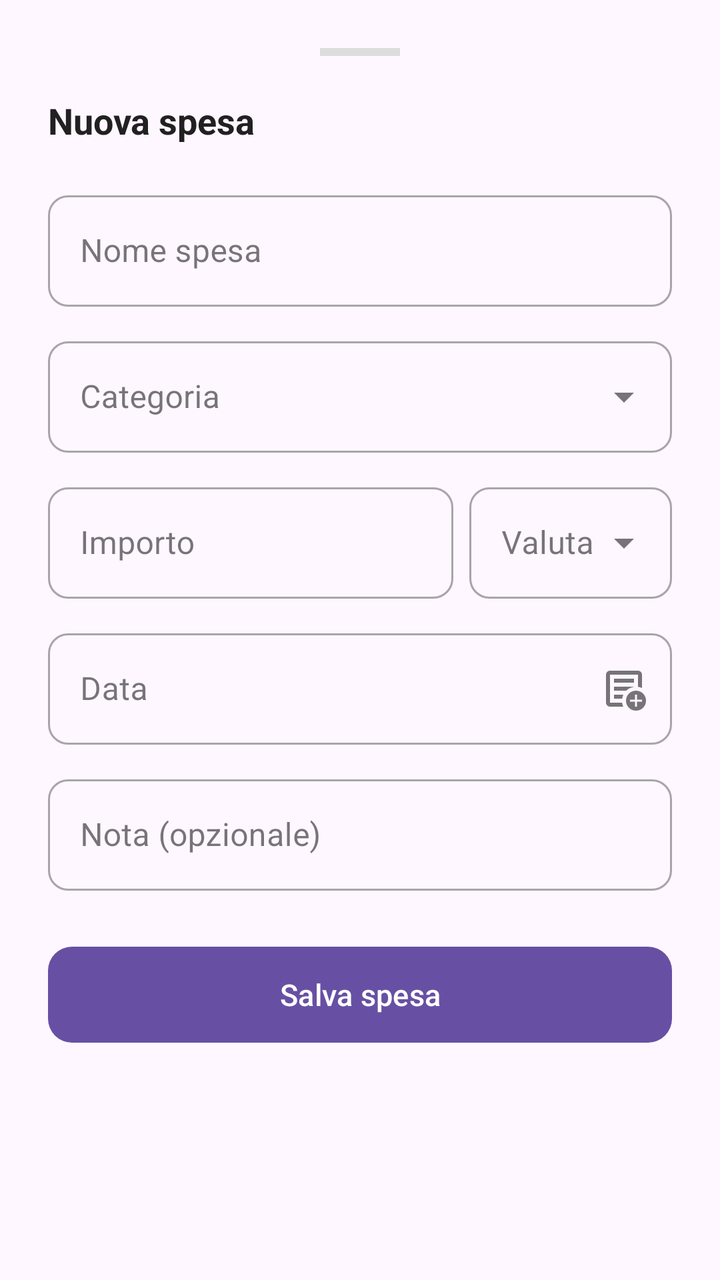
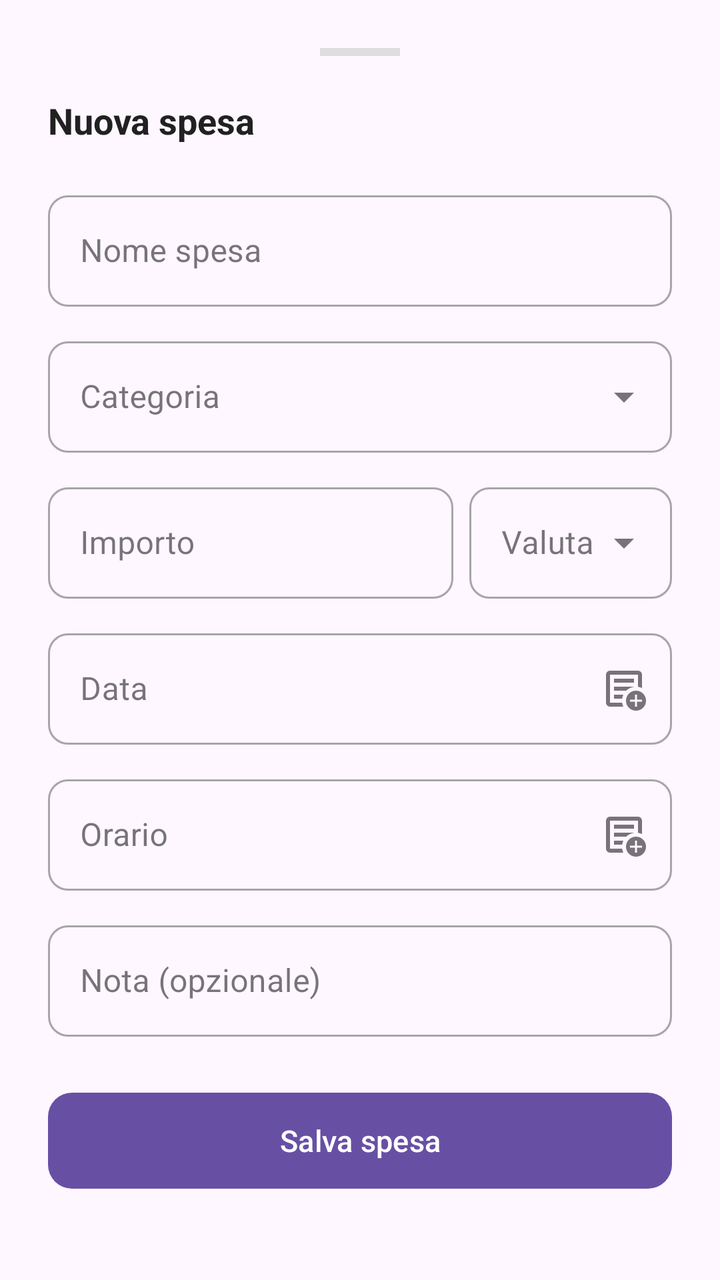

The first picture is an Android layout as it rendered before a commit; the second is the same layout after the commit. The layout source and the unified diff follow.
<!-- AndroidManifest.xml: application theme Theme.Progetto_mobile -->
<!-- res/layout/bottom_sheet_expense_form.xml -->
<?xml version="1.0" encoding="utf-8"?>
<ScrollView
    xmlns:android="http://schemas.android.com/apk/res/android"
    xmlns:app="http://schemas.android.com/apk/res-auto"
    android:layout_width="match_parent"
    android:layout_height="wrap_content">

    <LinearLayout
        android:layout_width="match_parent"
        android:layout_height="wrap_content"
        android:orientation="vertical"
        android:padding="24dp">

        
        <View
            android:layout_width="40dp"
            android:layout_height="4dp"
            android:layout_gravity="center_horizontal"
            android:layout_marginBottom="20dp"
            android:background="#DDDDDD" />

        <TextView
            android:layout_width="wrap_content"
            android:layout_height="wrap_content"
            android:layout_marginBottom="20dp"
            android:text="Nuova spesa"
            android:textColor="#212121"
            android:textSize="18sp"
            android:textStyle="bold" />

        
        <com.google.android.material.textfield.TextInputLayout
            android:id="@+id/til_name"
            android:layout_width="match_parent"
            android:layout_height="wrap_content"
            android:layout_marginBottom="12dp"
            android:hint="Nome spesa"
            app:boxCornerRadiusBottomEnd="10dp"
            app:boxCornerRadiusBottomStart="10dp"
            app:boxCornerRadiusTopEnd="10dp"
            app:boxCornerRadiusTopStart="10dp"
            style="@style/Widget.MaterialComponents.TextInputLayout.OutlinedBox">

            <com.google.android.material.textfield.TextInputEditText
                android:id="@+id/et_name"
                android:layout_width="match_parent"
                android:layout_height="wrap_content"
                android:inputType="textCapSentences" />

        </com.google.android.material.textfield.TextInputLayout>

        
        <com.google.android.material.textfield.TextInputLayout
            android:id="@+id/til_category"
            android:layout_width="match_parent"
            android:layout_height="wrap_content"
            android:layout_marginBottom="12dp"
            android:hint="Categoria"
            app:boxCornerRadiusBottomEnd="10dp"
            app:boxCornerRadiusBottomStart="10dp"
            app:boxCornerRadiusTopEnd="10dp"
            app:boxCornerRadiusTopStart="10dp"
            style="@style/Widget.MaterialComponents.TextInputLayout.OutlinedBox.ExposedDropdownMenu">

            <AutoCompleteTextView
                android:id="@+id/acv_category"
                android:layout_width="match_parent"
                android:layout_height="wrap_content"
                android:focusable="false"
                android:inputType="none" />

        </com.google.android.material.textfield.TextInputLayout>

        
        <LinearLayout
            android:layout_width="match_parent"
            android:layout_height="wrap_content"
            android:orientation="horizontal"
            android:layout_marginBottom="12dp">

            <com.google.android.material.textfield.TextInputLayout
                android:id="@+id/til_amount"
                android:layout_width="0dp"
                android:layout_height="wrap_content"
                android:layout_weight="2"
                android:layout_marginEnd="8dp"
                android:hint="Importo"
                app:boxCornerRadiusBottomEnd="10dp"
                app:boxCornerRadiusBottomStart="10dp"
                app:boxCornerRadiusTopEnd="10dp"
                app:boxCornerRadiusTopStart="10dp"
                style="@style/Widget.MaterialComponents.TextInputLayout.OutlinedBox">

                <com.google.android.material.textfield.TextInputEditText
                    android:id="@+id/et_amount"
                    android:layout_width="match_parent"
                    android:layout_height="wrap_content"
                    android:inputType="numberDecimal" />

            </com.google.android.material.textfield.TextInputLayout>

            
            <com.google.android.material.textfield.TextInputLayout
                android:id="@+id/til_currency"
                android:layout_width="0dp"
                android:layout_height="wrap_content"
                android:layout_weight="1"
                android:hint="Valuta"
                app:boxCornerRadiusBottomEnd="10dp"
                app:boxCornerRadiusBottomStart="10dp"
                app:boxCornerRadiusTopEnd="10dp"
                app:boxCornerRadiusTopStart="10dp"
                style="@style/Widget.MaterialComponents.TextInputLayout.OutlinedBox.ExposedDropdownMenu">

                <AutoCompleteTextView
                    android:id="@+id/acv_currency"
                    android:layout_width="match_parent"
                    android:layout_height="wrap_content"
                    android:focusable="false"
                    android:inputType="none" />

            </com.google.android.material.textfield.TextInputLayout>

        </LinearLayout>

        
        <com.google.android.material.textfield.TextInputLayout
            android:id="@+id/til_date"
            android:layout_width="match_parent"
            android:layout_height="wrap_content"
            android:layout_marginBottom="12dp"
            android:hint="Data"
            app:endIconMode="custom"
            app:endIconDrawable="@drawable/ic_history"
            app:boxCornerRadiusBottomEnd="10dp"
            app:boxCornerRadiusBottomStart="10dp"
            app:boxCornerRadiusTopEnd="10dp"
            app:boxCornerRadiusTopStart="10dp"
            style="@style/Widget.MaterialComponents.TextInputLayout.OutlinedBox">

            <com.google.android.material.textfield.TextInputEditText
                android:id="@+id/et_date"
                android:layout_width="match_parent"
                android:layout_height="wrap_content"
                android:focusable="false"
                android:inputType="none" />

        </com.google.android.material.textfield.TextInputLayout>

        
        <com.google.android.material.textfield.TextInputLayout
            android:id="@+id/til_note"
            android:layout_width="match_parent"
            android:layout_height="wrap_content"
            android:layout_marginBottom="24dp"
            android:hint="Nota (opzionale)"
            app:boxCornerRadiusBottomEnd="10dp"
            app:boxCornerRadiusBottomStart="10dp"
            app:boxCornerRadiusTopEnd="10dp"
            app:boxCornerRadiusTopStart="10dp"
            style="@style/Widget.MaterialComponents.TextInputLayout.OutlinedBox">

            <com.google.android.material.textfield.TextInputEditText
                android:id="@+id/et_note"
                android:layout_width="match_parent"
                android:layout_height="wrap_content"
                android:inputType="textCapSentences" />

        </com.google.android.material.textfield.TextInputLayout>

        
        <com.google.android.material.button.MaterialButton
            android:id="@+id/btn_save"
            android:layout_width="match_parent"
            android:layout_height="56dp"
            android:text="Salva spesa"
            android:textSize="15sp"
            app:cornerRadius="12dp" />

    </LinearLayout>
</ScrollView>
<!-- resources referenced by this layout -->
<resources>
  <!-- drawable ic_history (drawable) -->
  <vector xmlns:android="http://schemas.android.com/apk/res/android" android:height="24dp" android:tint="#000000" android:viewportHeight="960" android:viewportWidth="960" android:width="24dp">
        
      <path android:fillColor="@android:color/white" android:pathData="M200,840Q167,840 143.5,816.5Q120,793 120,760L120,200Q120,167 143.5,143.5Q167,120 200,120L760,120Q793,120 816.5,143.5Q840,167 840,200L840,468Q821,459 801,452.5Q781,446 760,443L760,200Q760,200 760,200Q760,200 760,200L200,200Q200,200 200,200Q200,200 200,200L200,760Q200,760 200,760Q200,760 200,760L442,760Q445,782 451.5,802Q458,822 467,840L200,840ZM200,720Q200,731 200,740.5Q200,750 200,760L200,760Q200,760 200,760Q200,760 200,760L200,200Q200,200 200,200Q200,200 200,200L200,200Q200,200 200,200Q200,200 200,200L200,443Q200,441 200,440.5Q200,440 200,440Q200,440 200,522Q200,604 200,720ZM280,680L443,680Q446,659 452.5,639Q459,619 467,600L280,600L280,680ZM280,520L524,520Q556,490 595.5,470Q635,450 680,443L680,440L280,440L280,520ZM280,360L680,360L680,280L280,280L280,360ZM720,920Q637,920 578.5,861.5Q520,803 520,720Q520,637 578.5,578.5Q637,520 720,520Q803,520 861.5,578.5Q920,637 920,720Q920,803 861.5,861.5Q803,920 720,920ZM700,840L740,840L740,740L840,740L840,700L740,700L740,600L700,600L700,700L600,700L600,740L700,740L700,840Z"/>
      
  </vector>
  <style name="Theme.Progetto_mobile" parent="Base.Theme.Progetto_mobile" />
  <style name="Base.Theme.Progetto_mobile" parent="Theme.Material3.DayNight.NoActionBar">
          
          
      </style>
</resources>

<!-- the commit's change to res/layout/bottom_sheet_expense_form.xml (unified diff, before → after) -->
@@ -146,7 +146,29 @@
                 android:inputType="none" />
 
         </com.google.android.material.textfield.TextInputLayout>
-
+        
+        <com.google.android.material.textfield.TextInputLayout
+            android:id="@+id/til_time"
+            android:layout_width="match_parent"
+            android:layout_height="wrap_content"
+            android:layout_marginBottom="12dp"
+            android:hint="Orario"
+            app:endIconMode="custom"
+            app:endIconDrawable="@drawable/ic_history"
+            app:boxCornerRadiusBottomEnd="10dp"
+            app:boxCornerRadiusBottomStart="10dp"
+            app:boxCornerRadiusTopEnd="10dp"
+            app:boxCornerRadiusTopStart="10dp"
+            style="@style/Widget.MaterialComponents.TextInputLayout.OutlinedBox">
+
+            <com.google.android.material.textfield.TextInputEditText
+                android:id="@+id/et_time"
+                android:layout_width="match_parent"
+                android:layout_height="wrap_content"
+                android:focusable="false"
+                android:inputType="none" />
+
+        </com.google.android.material.textfield.TextInputLayout>
         
         <com.google.android.material.textfield.TextInputLayout
             android:id="@+id/til_note"
